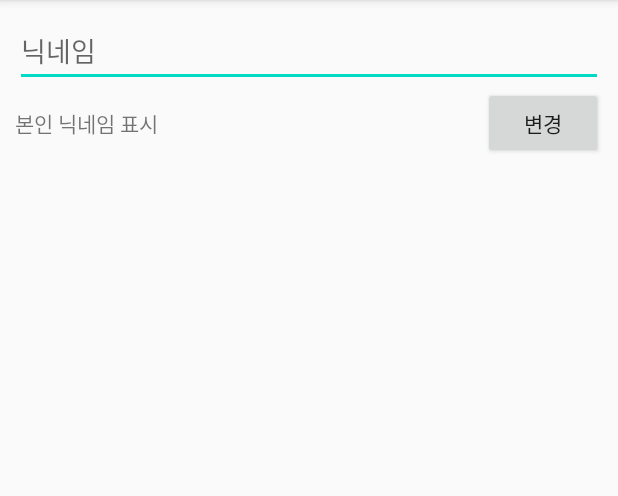
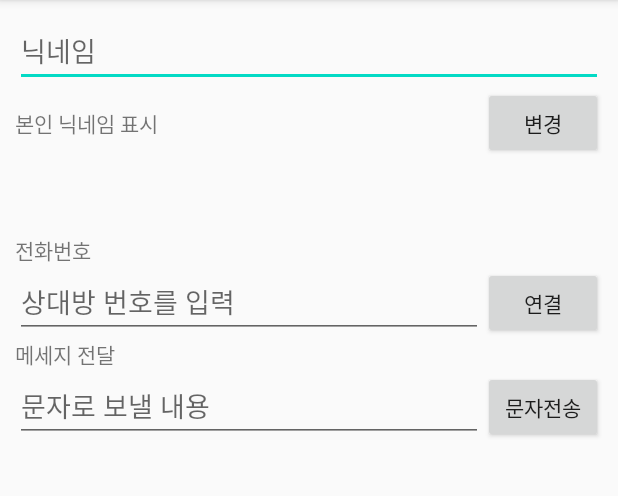
Before and after one commit to umgonji/MyProfile_20200530, an Android app: the screen it shows after launch (MainActivity), on a phone screen of 412 x 824 dp, the part 84-580 px from its top. Run offline under Robolectric (Android 15) with nearby library versions, the phone set to English and light mode, and no system bars.

Commit message:
나머지 항목 입력 화면 추가 작성

```diff
--- a/app/src/main/res/layout/activity_main.xml
+++ b/app/src/main/res/layout/activity_main.xml
@@ -37,8 +37,61 @@
             android:layout_height="wrap_content"
             android:text="변경" />
 
+    </LinearLayout>
+
+    <TextView
+        android:layout_width="wrap_content"
+        android:layout_height="50dp"/>
+
+    <TextView
+        android:layout_width="wrap_content"
+        android:layout_height="wrap_content"
+        android:text="전화번호"/>
+
+    <LinearLayout
+        android:layout_width="match_parent"
+        android:layout_height="wrap_content"
+        android:orientation="horizontal">
+
+        <EditText
+            android:id="@+id/phoneEdt"
+            android:layout_width="0dp"
+            android:layout_height="wrap_content"
+            android:layout_weight="1"
+            android:inputType="phone"
+            android:hint="상대방 번호를 입력"/>
+
+        <Button
+            android:id="@+id/callBtn"
+            android:layout_width="80dp"
+            android:layout_height="wrap_content"
+            android:text="연결" />
 
     </LinearLayout>
 
+    <TextView
+        android:layout_width="wrap_content"
+        android:layout_height="wrap_content"
+        android:text="메세지 전달"/>
+
+    <LinearLayout
+        android:layout_width="match_parent"
+        android:layout_height="wrap_content"
+        android:orientation="horizontal" >
+
+        <EditText
+            android:layout_width="0dp"
+            android:layout_height="wrap_content"
+            android:layout_weight="1"
+            android:hint="문자로 보낼 내용"
+            android:singleLine="true"/>
+
+        <Button
+            android:layout_width="80dp"
+            android:layout_height="wrap_content"
+            android:text="문자전송" />
+
+
+    </LinearLayout>
 
 </LinearLayout>
```
